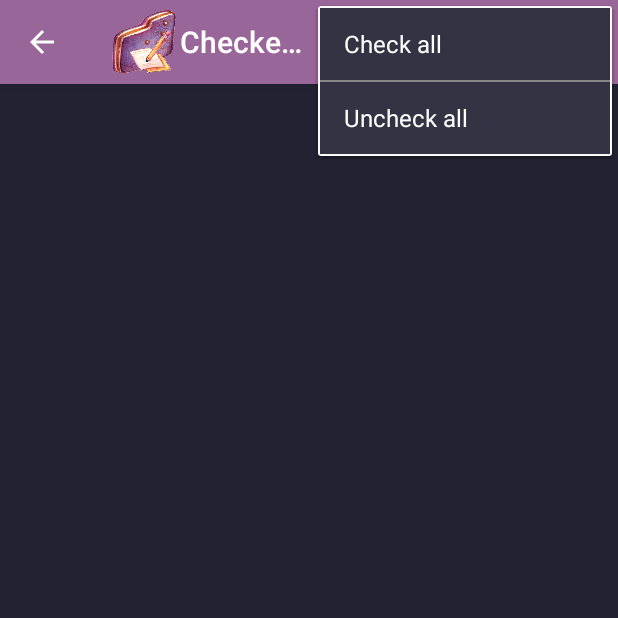
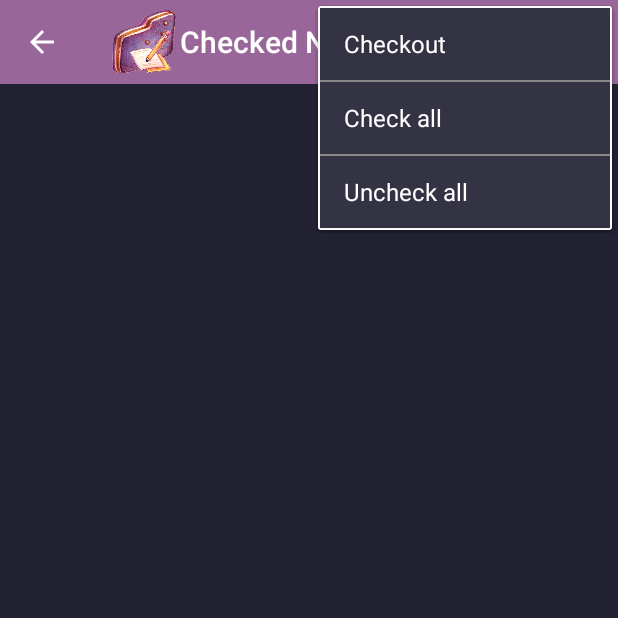
Before and after one commit to MrZeRo2000/violetnote-android, an Android app: the BasicNoteCheckedItemActivity screen opened directly, with no data from a screen before it, with the options menu open, on a phone screen of 412 x 824 dp, the top half of it. Run offline under Robolectric (Android 15) with nearby library versions, the phone set to English and light mode, and no system bars; 1 statement that could not run was skipped.

Commit message:
styling ToolBar, add panel

```diff
--- a/app/src/main/AndroidManifest.xml
+++ b/app/src/main/AndroidManifest.xml
@@ -82,7 +82,7 @@
         <activity android:name=".view.BasicNoteCheckedItemActivity"
             android:label="@string/title_activity_basic_note_checked_item"
             android:parentActivityName=".view.BasicNoteActivity"
-            android:theme="@style/MainAppTheme"
+            android:theme="@style/ToolBarTheme"
             />
     </application>
 
--- a/app/src/main/java/com/romanpulov/violetnote/view/BasicNoteCheckedItemActivity.java
+++ b/app/src/main/java/com/romanpulov/violetnote/view/BasicNoteCheckedItemActivity.java
@@ -3,6 +3,7 @@ package com.romanpulov.violetnote.view;
 import android.support.v4.app.Fragment;
 import android.support.v7.app.AppCompatActivity;
 import android.os.Bundle;
+import android.support.v7.widget.Toolbar;
 import android.view.Menu;
 import android.view.MenuItem;
 
@@ -14,14 +15,27 @@ import com.romanpulov.violetnote.view.core.BasicNoteDataPasswordActivity;
 public class BasicNoteCheckedItemActivity extends BasicNoteDataPasswordActivity {
 
     @Override
+    protected int getFragmentContainerId() {
+        return R.id.fragment_id;
+    }
+
+    @Override
     protected void refreshFragment() {
         Fragment fragment = BasicNoteCheckedItemFragment.newInstance(mBasicNoteData);
-        removeFragment().beginTransaction().add(android.R.id.content, fragment).commit();
+        removeFragment().beginTransaction().add(getFragmentContainerId(), fragment).commit();
     }
 
     @Override
     protected void onCreate(Bundle savedInstanceState) {
         super.onCreate(savedInstanceState);
+
+        //for ToolBar
+        setContentView(R.layout.activity_basic_note_checked_item);
+
+        //setup ToolBar instead of ActionBar
+        Toolbar toolbar = (Toolbar) findViewById(R.id.toolbar);
+        setSupportActionBar(toolbar);
+        setupActionBar();
 
         refreshFragment();
     }
--- a/app/src/main/java/com/romanpulov/violetnote/view/core/ActionBarCompatActivity.java
+++ b/app/src/main/java/com/romanpulov/violetnote/view/core/ActionBarCompatActivity.java
@@ -3,28 +3,36 @@ package com.romanpulov.violetnote.view.core;
 import android.os.Bundle;
 import android.support.v7.app.ActionBar;
 import android.support.v7.app.AppCompatActivity;
+import android.support.v7.widget.Toolbar;
 
 import com.romanpulov.violetnote.R;
+import com.romanpulov.violetnote.view.DashboardActivity;
 
 /**
  * Created by rpulov on 24.05.2016.
  * Abstract base class for Activity
  */
 public abstract class ActionBarCompatActivity extends AppCompatActivity {
+
+    /**
+     * Setup for ActionBar or ToolBar
+     */
+    protected void setupActionBar() {
+        ActionBar actionBar = getSupportActionBar();
+        if (actionBar != null) {
+            actionBar.setIcon(R.mipmap.ic_launcher);
+            actionBar.setDisplayUseLogoEnabled(true);
+            actionBar.setDisplayShowHomeEnabled(true);
+            // disable arrow back for launch activity
+            if (!(this.getClass().getName().equals(DashboardActivity.class.getName())))
+                actionBar.setDisplayHomeAsUpEnabled(true);
+        }
+    }
+
     @Override
     protected void onCreate(Bundle savedInstanceState) {
         super.onCreate(savedInstanceState);
 
-        ActionBar actionBar = getSupportActionBar();
-        actionBar.setIcon(R.mipmap.ic_launcher);
-        actionBar.setDisplayUseLogoEnabled(true);
-        actionBar.setDisplayShowHomeEnabled(true);
-
-        /*
-        -- hopefully this will not be required
-        if (!(this.getClass().getName().equals(CategoryActivity.class.getName()))){
-            actionBar.setDisplayHomeAsUpEnabled(true);
-        }
-        */
+        setupActionBar();
     }
 }
--- a/app/src/main/java/com/romanpulov/violetnote/view/core/PasswordActivity.java
+++ b/app/src/main/java/com/romanpulov/violetnote/view/core/PasswordActivity.java
@@ -94,7 +94,7 @@ public abstract class PasswordActivity extends ActionBarCompatActivity {
     @Override
     protected void onResume() {
         super.onResume();
-        if ((mPasswordProvider != null) && (mPasswordProvider.isPasswordProtected())) {
+//        if ((mPasswordProvider != null) && (mPasswordProvider.isPasswordProtected())) {
             if (mPasswordRequired) {
                 Log.d("PasswordActivity", "OnResume: password required");
                 removeFragment();
@@ -106,6 +106,6 @@ public abstract class PasswordActivity extends ActionBarCompatActivity {
                     refreshFragment();
                 }
             }
-        }
+//        }
     }
 }
--- a/app/src/main/res/layout/activity_basic_note_checked_item.xml
+++ b/app/src/main/res/layout/activity_basic_note_checked_item.xml
@@ -1,12 +1,25 @@
 <?xml version="1.0" encoding="utf-8"?>
 <RelativeLayout xmlns:android="http://schemas.android.com/apk/res/android"
     xmlns:tools="http://schemas.android.com/tools"
+    xmlns:app="http://schemas.android.com/apk/res-auto"
     android:layout_width="match_parent"
     android:layout_height="match_parent"
-    android:paddingBottom="@dimen/activity_vertical_margin"
-    android:paddingLeft="@dimen/activity_horizontal_margin"
-    android:paddingRight="@dimen/activity_horizontal_margin"
-    android:paddingTop="@dimen/activity_vertical_margin"
+
     tools:context="com.romanpulov.violetnote.view.BasicNoteCheckedItemActivity">
 
+    <android.support.v7.widget.Toolbar
+        android:id="@+id/toolbar"
+        android:layout_width="match_parent"
+        android:layout_height="?attr/actionBarSize"
+        android:background="?attr/colorPrimary"
+        android:theme="@style/ToolBarStyle"
+        app:popupTheme="@style/ToolBarStyle"/>
+
+    <FrameLayout
+        android:layout_width="match_parent"
+        android:layout_height="match_parent"
+        android:id="@+id/fragment_id"
+        android:layout_below="@+id/toolbar"
+        />
+
 </RelativeLayout>
--- a/app/src/main/res/menu/menu_checked_item.xml
+++ b/app/src/main/res/menu/menu_checked_item.xml
@@ -11,16 +11,16 @@
     <item
         android:id="@+id/action_checkout"
         android:title="@string/action_checkout"
-        compat:showAsAction="ifRoom|withText"
+        compat:showAsAction="never"
         />
     <item
         android:id="@+id/action_check_all"
         android:title="@string/action_check_all"
-        compat:showAsAction="ifRoom|withText"
+        compat:showAsAction="never"
         />
     <item
         android:id="@+id/action_uncheck_all"
         android:title="@string/action_uncheck_all"
-        compat:showAsAction="ifRoom|withText"
+        compat:showAsAction="never"
         />
 </menu>
--- a/app/src/main/res/values/styles.xml
+++ b/app/src/main/res/values/styles.xml
@@ -32,6 +32,15 @@
         <item name="dropDownListViewStyle">@style/ListViewStyle</item>
         <!-- For background in overflow menu -->
         <item name="android:itemBackground">@drawable/list_lighter_selector</item>
+    </style>
+
+    <style name="ToolBarTheme" parent="AppTheme">
+        <item name="windowActionBar">false</item>
+        <item name="windowNoTitle">true</item>
+    </style>
+
+    <style name="ToolBarStyle" parent="@style/ThemeOverlay.AppCompat.ActionBar">
+       <item name="android:textColorPrimary">@color/brightTextColor</item>
     </style>
 
     <!-- Edit style for main app theme -->
```
Also changed, not shown: app/src/main/java/com/romanpulov/violetnote/view/BasicNoteCheckedItemFragment.java (+11 -2 lines), app/src/main/res/layout/add_panel.xml (+10 -0 lines).
